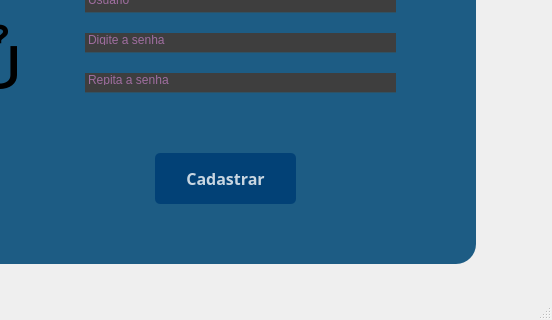
The window that tela_cadastro.ui (WesleyKennedyCattaneo/stonks_bank) describes before a commit, drawn with Qt 5; both pictures show x 135 to 687 and y 167 to 487 of the 687 by 487 pixel window.
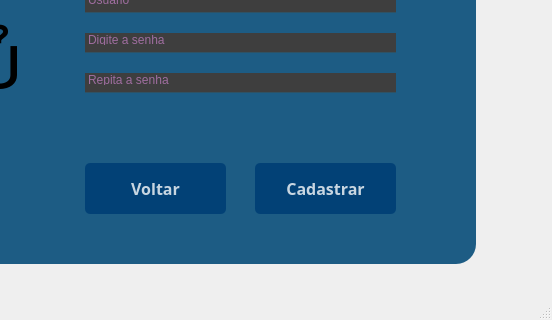
The same window after the commit.

```diff
--- a/tela_cadastro.ui
+++ b/tela_cadastro.ui
@@ -107,8 +107,8 @@
     <widget class="QPushButton" name="cadastrarButton">
      <property name="geometry">
       <rect>
-       <x>210</x>
-       <y>270</y>
+       <x>310</x>
+       <y>280</y>
        <width>141</width>
        <height>51</height>
       </rect>
@@ -180,6 +180,46 @@
       <string/>
      </property>
     </widget>
+    <widget class="QPushButton" name="voltarButton">
+     <property name="geometry">
+      <rect>
+       <x>140</x>
+       <y>280</y>
+       <width>141</width>
+       <height>51</height>
+      </rect>
+     </property>
+     <property name="font">
+      <font>
+       <family>Arial Black</family>
+       <pointsize>12</pointsize>
+       <weight>75</weight>
+       <bold>true</bold>
+      </font>
+     </property>
+     <property name="styleSheet">
+      <string notr="true">
+QPushButton#voltarButton{
+background-color:rgba(2, 65, 118, 255);
+color:rgba(255, 255, 255, 200);
+border-radius:5px;
+}
+
+QPushButton#voltarButton:pressed{
+padding-left:5px;
+padding-top:5px;
+background-color:qlineargradient(spread:pad, x1:1, y1:1, x2:1, y2:0, stop:0 rgba(66, 199, 255, 100), stop:1 rgba(255, 255, 255, 100));
+}
+
+QPushButton#voltarButton{
+background-color:rgba(2, 65, 118, 255);
+}
+</string>
+     </property>
+     <property name="text">
+      <string>Voltar</string>
+     </property>
+    </widget>
    </widget>
   </widget>
   <widget class="QMenuBar" name="menubar">
```
